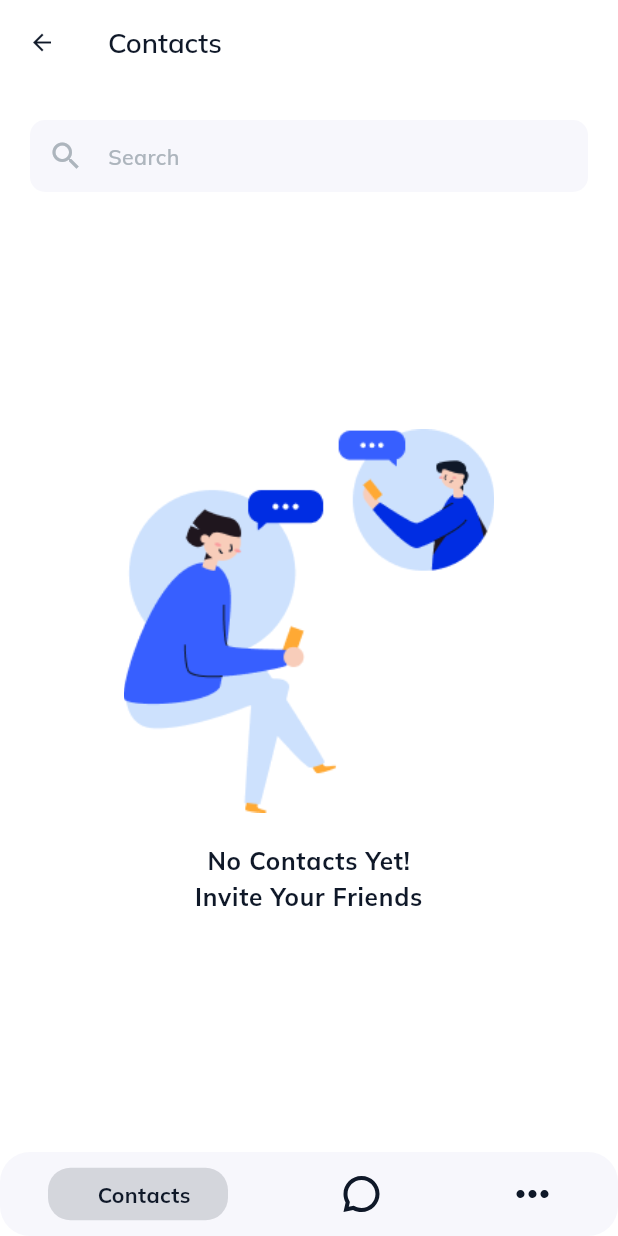
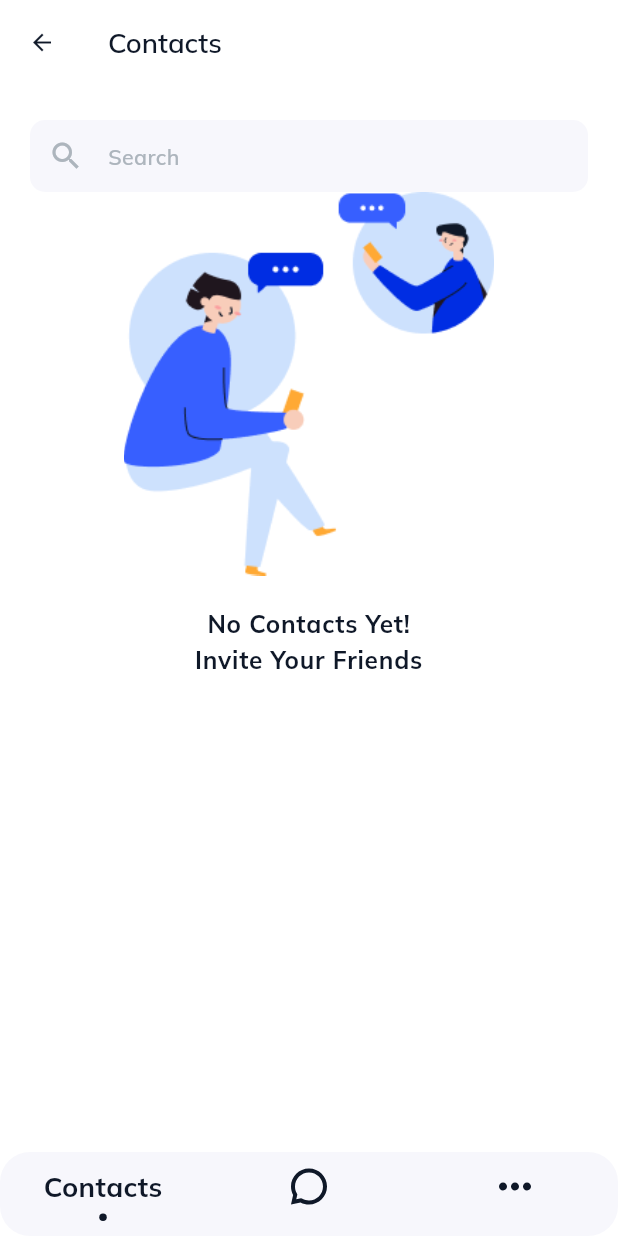
Before and after one commit to Souhaibbek/Chateo, a Flutter app: the HomePage screen opened by its route, on a phone screen of 412 x 824 dp. Run offline on Flutter 3.47's test engine with Material 2 defaults, Android fonts, the phone set to English and light mode, and no system bars; drawn by our look-alikes of persistent_bottom_nav_bar; our stand-ins replace cached_network_image, cloud_firestore, device_preview, email_validator, firebase_auth, firebase_core and 10 more; missing offline and left inert: day_night_switcher; accounts and stored records are empty.

Commit message:
fix_design_add_getStorage

```diff
--- a/lib/constants.dart
+++ b/lib/constants.dart
@@ -24,7 +24,7 @@ List<PersistentBottomNavBarItem> navBarsItems() {
       title: "Contacts",
       textStyle: TextStyle(
         fontFamily: 'Mulish',
-        fontSize: 14.sp,
+        fontSize: 18.sp,
         fontWeight: FontWeight.bold,
       ),
       contentPadding: 0,
@@ -39,13 +39,22 @@ List<PersistentBottomNavBarItem> navBarsItems() {
           Get.isDarkMode ? AppColors.kWhitePure : AppColors.kBlackColor,
       inactiveColorPrimary:
           Get.isDarkMode ? AppColors.kWhiteColor : AppColors.kBlackColor,
-      icon: Container(),
+      icon: Center(
+        child: Text(
+          "Contacts",
+          style: TextStyle(
+            fontFamily: 'Mulish',
+            fontSize: 18.sp,
+            fontWeight: FontWeight.bold,
+          ),
+        ),
+      ),
     ),
     PersistentBottomNavBarItem(
       title: "Chats",
       textStyle: TextStyle(
         fontFamily: 'Mulish',
-        fontSize: 14.sp,
+        fontSize: 18.sp,
         fontWeight: FontWeight.bold,
       ),
       contentPadding: 0,
@@ -60,13 +69,22 @@ List<PersistentBottomNavBarItem> navBarsItems() {
           Get.isDarkMode ? AppColors.kWhitePure : AppColors.kBlackColor,
       inactiveColorPrimary:
           Get.isDarkMode ? AppColors.kWhiteColor : AppColors.kBlackColor,
-      icon: Container(),
+      icon: Center(
+        child: Text(
+          "Chats",
+          style: TextStyle(
+            fontFamily: 'Mulish',
+            fontSize: 18.sp,
+            fontWeight: FontWeight.bold,
+          ),
+        ),
+      ),
     ),
     PersistentBottomNavBarItem(
       title: "Settings",
       textStyle: TextStyle(
         fontFamily: 'Mulish',
-        fontSize: 14.sp,
+        fontSize: 18.sp,
         fontWeight: FontWeight.bold,
       ),
       contentPadding: 0,
@@ -81,7 +99,16 @@ List<PersistentBottomNavBarItem> navBarsItems() {
           Get.isDarkMode ? AppColors.kWhitePure : AppColors.kBlackColor,
       inactiveColorPrimary:
           Get.isDarkMode ? AppColors.kWhiteColor : AppColors.kBlackColor,
-      icon: Container(),
+      icon: Center(
+        child: Text(
+          "Settings",
+          style: TextStyle(
+            fontFamily: 'Mulish',
+            fontSize: 18.sp,
+            fontWeight: FontWeight.bold,
+          ),
+        ),
+      ),
     ),
   ];
 }
--- a/lib/main.dart
+++ b/lib/main.dart
@@ -11,10 +11,15 @@ import 'package:get/get.dart';
 import 'firebase_options.dart';
 import 'styles/colors.dart';
 import 'package:device_preview/device_preview.dart';
+import 'package:get_storage/get_storage.dart';
 
 void main() async {
   WidgetsFlutterBinding.ensureInitialized();
   // Assets.svgPrecacheImage();
+  await GetStorage.init();
+  GetStorage cacheHelper = GetStorage();
+  bool isDark = cacheHelper.read('isDark') ?? false;
+
   await Firebase.initializeApp(
     options: DefaultFirebaseOptions.currentPlatform,
   );
@@ -27,12 +32,18 @@ void main() async {
   //   ),
   // );
   runApp(
-    const MyApp(),
+    MyApp(
+      isDark: isDark,
+    ),
   );
 }
 
 class MyApp extends StatelessWidget {
-  const MyApp({super.key});
+  final bool isDark;
+  const MyApp({
+    super.key,
+    required this.isDark,
+  });
 
   @override
   Widget build(BuildContext context) {
@@ -49,7 +60,7 @@ class MyApp extends StatelessWidget {
             getPages: AppPages.pages,
             theme: Themes.lightTheme,
             darkTheme: Themes.darkTheme,
-            themeMode: ThemeMode.system,
+            themeMode: isDark ? ThemeMode.dark : ThemeMode.light,
             initialRoute: AppRoutes.SPLASH,
           );
         });
--- a/lib/screens/auth/login/login_controller.dart
+++ b/lib/screens/auth/login/login_controller.dart
@@ -5,13 +5,14 @@ import 'package:chateo/widgets/snackbar.dart';
 import 'package:firebase_auth/firebase_auth.dart';
 import 'package:flutter/material.dart';
 import 'package:get/get.dart';
+import 'package:get_storage/get_storage.dart';
 
 class LoginController extends GetxController {
   RxBool loading = false.obs;
   RxBool isInvisible = true.obs;
   IconData visiblilityIcon = Icons.visibility_rounded;
   GlobalKey<FormState> loginFormKey = GlobalKey<FormState>();
-
+  GetStorage cacheHelper = GetStorage();
   TextEditingController emailController = TextEditingController();
   TextEditingController passwordController = TextEditingController();
   final FirebaseAuth auth = FirebaseAuth.instance;
@@ -43,7 +44,7 @@ class LoginController extends GetxController {
         password: password,
       );
       Get.offAllNamed(AppRoutes.HOME);
-      log(credential.user.toString());
+      await cacheHelper.write('token', credential.user!.uid);
     } on FirebaseAuthException catch (e) {
       if (e.code == 'user-not-found') {
         showSnackBar(
--- a/lib/screens/auth/register/complete_profile_page.dart
+++ b/lib/screens/auth/register/complete_profile_page.dart
@@ -230,6 +230,9 @@ class CompleteProfilePage extends StatelessWidget {
                         child: Column(
                           children: [
                             const CircularProgressIndicator(),
+                            SizedBox(
+                              height: 10.h,
+                            ),
                             Text(
                               'Creating account',
                               style: Theme.of(context).textTheme.bodyMedium,
--- a/lib/screens/home/contacts/contacts_view.dart
+++ b/lib/screens/home/contacts/contacts_view.dart
@@ -3,6 +3,7 @@ import 'package:chateo/utils/text_field.dart';
 import 'package:chateo/screens/home/contacts/contacts_item_widget.dart';
 import 'package:chateo/widgets/global_appbar.dart';
 import 'package:flutter/material.dart';
+import 'package:flutter_screenutil/flutter_screenutil.dart';
 import 'package:get/get.dart';
 
 import 'empty_contacts.dart';
@@ -37,14 +38,19 @@ class ContactsView extends StatelessWidget {
             ),
           ),
           Expanded(
-            child: Obx(
+            child: SingleChildScrollView(
+              child: Column(
+                children: [
+                  Obx(
                     () => controller.loadingContactsList.isTrue
                         ? const Center(child: CircularProgressIndicator())
                         : (controller.contacts.isNotEmpty)
                             ? ListView.builder(
                                 itemCount: controller.contacts.length,
+                                physics: const NeverScrollableScrollPhysics(),
+                                shrinkWrap: true,
                                 itemBuilder: (context, index) => Padding(
-                            padding: const EdgeInsets.only(top: 8.0),
+                                  padding: EdgeInsets.only(top: 8.0.h),
                                   child: ContactsItemWidget(
                                     userModel: controller.contacts[index],
                                     index: index,
@@ -55,9 +61,12 @@ class ContactsView extends StatelessWidget {
                                 child: EmptyContactsList(),
                               ),
                   ),
+                  const SizedBox(
+                    height: 100,
+                  )
+                ],
               ),
-          const SizedBox(
-            height: 20,
+            ),
           ),
         ],
       ),
--- a/lib/screens/home/home_page.dart
+++ b/lib/screens/home/home_page.dart
@@ -12,9 +12,7 @@ class HomePage extends GetView<HomeController> {
     Get.put(HomeController());
     return GetBuilder(
       init: HomeController(),
-      initState: (state) {
-        controller.getContactsList();
-      },
+      initState: (state) {},
       builder: (controller) {
         return Scaffold(
           extendBody: true,
@@ -52,7 +50,7 @@ class HomePage extends GetView<HomeController> {
               duration: Duration(milliseconds: 200),
             ),
             navBarStyle: NavBarStyle
-                .style9, // Choose the nav bar style with this property.
+                .style13, // Choose the nav bar style with this property.
           ),
         );
       },
--- a/lib/screens/home/settings/change_password.dart
+++ b/lib/screens/home/settings/change_password.dart
@@ -1,5 +1,3 @@
-import 'dart:developer';
-
 import 'package:chateo/screens/home/home_controller.dart';
 import 'package:chateo/utils/buttons.dart';
 import 'package:chateo/utils/text_field.dart';
--- a/lib/screens/home/settings/privacy_security.dart
+++ b/lib/screens/home/settings/privacy_security.dart
@@ -1,6 +1,5 @@
 import 'package:chateo/screens/home/home_controller.dart';
 import 'package:chateo/screens/home/settings/change_password.dart';
-import 'package:chateo/screens/home/settings/settings_menu_widget.dart';
 import 'package:chateo/widgets/custom_bottom_sheet.dart';
 import 'package:chateo/widgets/alert_dialog.dart';
 import 'package:chateo/widgets/setting_menu_item.dart';
--- a/lib/screens/home/settings/settings_menu_widget.dart
+++ b/lib/screens/home/settings/settings_menu_widget.dart
@@ -2,7 +2,6 @@ import 'package:chateo/screens/home/home_controller.dart';
 import 'package:chateo/screens/home/settings/account_info_page.dart';
 import 'package:chateo/screens/home/settings/appearence_page.dart';
 import 'package:chateo/screens/home/settings/privacy_security.dart';
-import 'package:chateo/widgets/circular_icon_widget.dart';
 import 'package:chateo/widgets/custom_bottom_sheet.dart';
 import 'package:chateo/widgets/alert_dialog.dart';
 import 'package:chateo/widgets/setting_menu_item.dart';
--- a/lib/widgets/setting_menu_item.dart
+++ b/lib/widgets/setting_menu_item.dart
@@ -26,7 +26,7 @@ Widget settingsMenuItem(
         SizedBox(
           width: 10.0.w,
         ),
-        Flexible(
+        Expanded(
           child: Text(
             title,
             overflow: TextOverflow.ellipsis,
@@ -37,6 +37,10 @@ Widget settingsMenuItem(
                 : style.textTheme.headlineMedium,
           ),
         ),
+        const Align(
+          alignment: Alignment.centerRight,
+          child: Icon(Icons.arrow_forward_ios_outlined),
+        ),
       ],
     ),
   );
--- a/pubspec.yaml
+++ b/pubspec.yaml
@@ -46,6 +46,7 @@ dependencies:
   flutter_screenutil: ^5.0.2
   flutter_svg: ^2.0.7
   get: ^4.6.5
+  get_storage: ^2.1.1
   image_picker: ^1.0.4
   intl_phone_field: ^3.2.0
   persistent_bottom_nav_bar: ^5.0.2
```
Also changed, not shown: lib/screens/auth/register/reg_controller.dart (+14 -2 lines), lib/screens/home/contacts/contact_profile_info.dart (+7 -2 lines), lib/screens/home/home_controller.dart (+19 -11 lines), lib/screens/splash/splash_controller.dart (+13 -4 lines), lib/screens/welcome/welcome_controller.dart (+0 -14 lines), lib/screens/welcome/welcome_page.dart (+1 -6 lines), pubspec.lock, 1 other file. Lines whose indentation alone changed are shown as unchanged.
